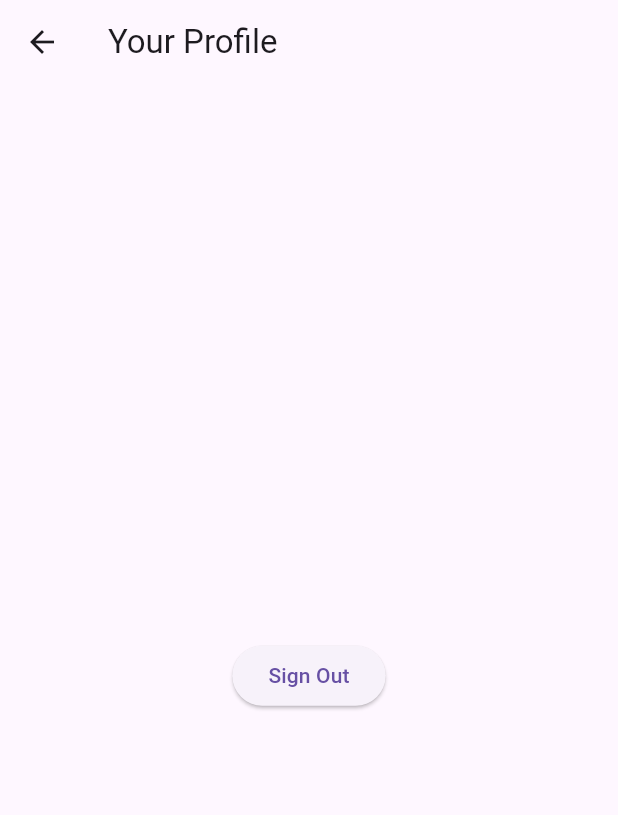
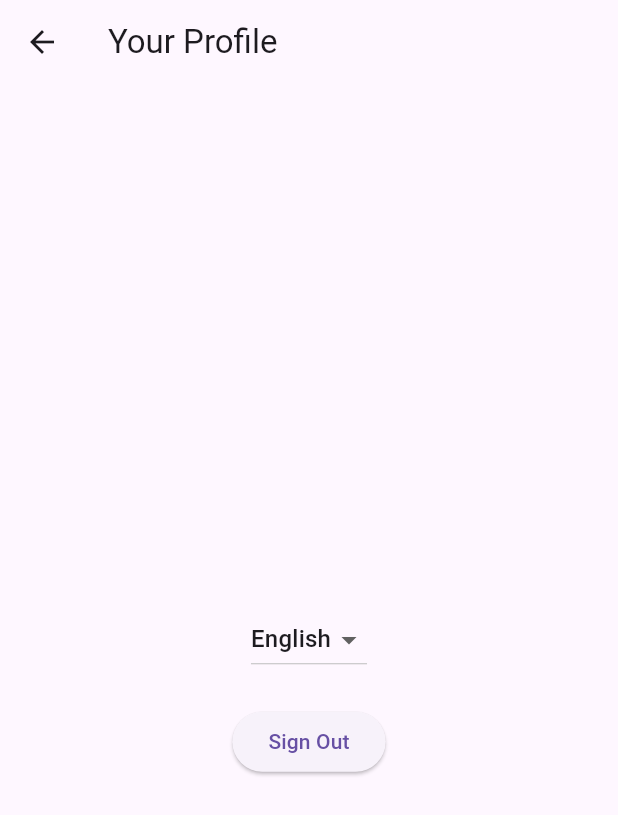
Before and after one commit to Szpori/chaos_thought_feast, a Flutter app: the screen it shows once a user with an empty profile is signed in, after a tap on "Profile", on a phone screen of 412 x 824 dp. Shown: the top 815 px of the screen. Run offline on Flutter 3.47's test engine with Material 3 defaults, Android fonts, the phone set to English and light mode, and no system bars; our stand-ins replace firebase_auth, firebase_core, firebase_database, get_it, google_sign_in, scrollable_positioned_list and 1 more; accounts and stored records are empty; network calls fail.

Commit message:
changing language somewhat works

```diff
--- a/lib/constants/strings.dart
+++ b/lib/constants/strings.dart
@@ -3,7 +3,28 @@ class AppStrings {
   static const findYourLikings = 'Find Your Likings';
   static const likingSpectrumJourney = 'Liking Spectrum Journey';
   static const anyfinCanHappen = 'Anyfin Can Happen';
+  static const profile = 'Profile';
 
-  static const profile = 'Profile';
-// ... Add other string constants here
+  static const chaosThoughtFeastPl = 'Chaotyczna Uczta Myśli';
+  static const findYourLikingsPl = 'Znajdź Swoje Upodobania';
+  static const likingSpectrumJourneyPl = 'Podróż przez Spektrum Upodobań';
+  static const anyfinCanHappenPl = 'Wszystko może się Zdarzyć';
+  static const profilePl = 'Profil';
+
+  static String getTranslatedString(String key, String language) {
+    switch (key) {
+      case 'chaosThoughtFeast':
+        return language == 'pl' ? chaosThoughtFeastPl : chaosThoughtFeast;
+      case 'findYourLikings':
+        return language == 'pl' ? findYourLikingsPl : findYourLikings;
+      case 'likingSpectrumJourney':
+        return language == 'pl' ? likingSpectrumJourneyPl : likingSpectrumJourney;
+      case 'anyfinCanHappen':
+        return language == 'pl' ? anyfinCanHappenPl : anyfinCanHappen;
+      case 'profile':
+        return language == 'pl' ? profilePl : profile;
+      default:
+        return key;
+    }
+  }
 }
--- a/lib/presentation/screens/profile_screen.dart
+++ b/lib/presentation/screens/profile_screen.dart
@@ -1,17 +1,46 @@
 import 'package:firebase_auth/firebase_auth.dart';
 import 'package:flutter/material.dart';
 import '../../services/fire_db_auth_service.dart';
+import '../../services/language_manager.dart';
+import '../../utils/StringUtils.dart';
 
-class ProfileScreen extends StatelessWidget {
+class ProfileScreen extends StatefulWidget {
   ProfileScreen({Key? key}) : super(key: key);
 
+  @override
+  _ProfileScreenState createState() => _ProfileScreenState();
+}
+
+class _ProfileScreenState extends State<ProfileScreen> {
   final User? user = AuthService().getCurrentUser();
+  String _selectedLanguage = 'English';
+
+  @override
+  void initState() {
+    super.initState();
+    _loadLanguage();
+  }
+
+  Future<void> _loadLanguage() async {
+    final languageCode = await LanguageManager.getLanguage();
+    setState(() {
+      _selectedLanguage = StringUtils.reverseLanguageMap[languageCode]!;
+    });
+  }
+
+  Future<void> _saveLanguage(String language) async {
+    await LanguageManager.setLanguage(StringUtils.languageMap[language]!);
+    setState(() {
+      _selectedLanguage = language;
+    });
+  }
 
   Future<void> signOut(BuildContext context) async {
     try {
       await AuthService().signOut();
       Navigator.of(context).pop();
     } catch (e) {
+      // Handle error
     }
   }
 
@@ -30,6 +59,23 @@ class ProfileScreen extends StatelessWidget {
     );
   }
 
+  Widget _languageSwitch() {
+    return DropdownButton<String>(
+      value: _selectedLanguage,
+      onChanged: (String? newValue) {
+        if (newValue != null) {
+          _saveLanguage(newValue);
+        }
+      },
+      items: <String>['English', 'Polish'].map<DropdownMenuItem<String>>((String value) {
+        return DropdownMenuItem<String>(
+          value: value,
+          child: Text(value),
+        );
+      }).toList(),
+    );
+  }
+
   @override
   Widget build(BuildContext context) {
     return Scaffold(
@@ -45,6 +91,9 @@ class ProfileScreen extends StatelessWidget {
           mainAxisAlignment: MainAxisAlignment.center,
           children: <Widget>[
             _userUid(),
+            const SizedBox(height: 20),
+            _languageSwitch(),
+            const SizedBox(height: 20),
             _signOutButton(context),
           ],
         ),
--- a/lib/presentation/widgets/main_menu_screen.dart
+++ b/lib/presentation/widgets/main_menu_screen.dart
@@ -1,10 +1,11 @@
 import 'package:flutter/material.dart';
-
+import 'package:shared_preferences/shared_preferences.dart';
 import '../../constants/asset_paths.dart';
 import '../../constants/strings.dart';
+import '../../services/language_manager.dart';
 
 @immutable
-class MainMenuScreen extends StatelessWidget {
+class MainMenuScreen extends StatefulWidget {
   final VoidCallback onFindLikingsClicked;
   final VoidCallback onLikingSpectrumJourneyClicked;
   final VoidCallback onAnyfinCanHappenClicked;
@@ -21,6 +22,26 @@ class MainMenuScreen extends StatelessWidget {
   }) : super(key: key);
 
   @override
+  _MainMenuScreenState createState() => _MainMenuScreenState();
+}
+
+class _MainMenuScreenState extends State<MainMenuScreen> {
+  String _language = LanguageManager.defaultLanguage;
+
+  @override
+  void initState() {
+    super.initState();
+    _loadLanguage();
+  }
+
+  Future<void> _loadLanguage() async {
+    final language = await LanguageManager.getLanguage();
+    setState(() {
+      _language = language;
+    });
+  }
+
+  @override
   Widget build(BuildContext context) {
     return Scaffold(
       body: Stack(
@@ -30,13 +51,13 @@ class MainMenuScreen extends StatelessWidget {
           ),
           Column(
             children: [
-              const Expanded(
+              Expanded(
                 flex: 2,
                 child: Align(
                   alignment: Alignment.center,
                   child: Text(
-                    AppStrings.chaosThoughtFeast,
-                    style: TextStyle(
+                    AppStrings.getTranslatedString('chaosThoughtFeast', _language),
+                    style: const TextStyle(
                       fontSize: 25.0,
                       fontWeight: FontWeight.bold,
                       color: Colors.white,
@@ -51,28 +72,28 @@ class MainMenuScreen extends StatelessWidget {
                   mainAxisSize: MainAxisSize.min,
                   children: <Widget>[
                     ElevatedButton(
-                      onPressed: onFindLikingsClicked,
-                      child: const Text(AppStrings.findYourLikings),
+                      onPressed: widget.onFindLikingsClicked,
+                      child: Text(AppStrings.getTranslatedString('findYourLikings', _language)),
                     ),
-                    SizedBox(height: 16),
+                    const SizedBox(height: 16),
                     ElevatedButton(
-                      onPressed: onLikingSpectrumJourneyClicked,
-                      child: const Text(AppStrings.likingSpectrumJourney),
+                      onPressed: widget.onLikingSpectrumJourneyClicked,
+                      child: Text(AppStrings.getTranslatedString('likingSpectrumJourney', _language)),
                     ),
-                    SizedBox(height: 16),
+                    const SizedBox(height: 16),
                     ElevatedButton(
-                      onPressed: onAnyfinCanHappenClicked,
-                      child: const Text(AppStrings.anyfinCanHappen),
+                      onPressed: widget.onAnyfinCanHappenClicked,
+                      child: Text(AppStrings.getTranslatedString('anyfinCanHappen', _language)),
                     ),
                   ],
                 ),
               ),
-              Spacer(flex: 2),
+              const Spacer(flex: 2),
               ElevatedButton(
-                onPressed: onProfileClicked, // Use the callback here
-                child: const Text(AppStrings.profile), // The text for your button
+                onPressed: widget.onProfileClicked,
+                child: Text(AppStrings.getTranslatedString('profile', _language)),
               ),
-              Spacer(flex: 1),
+              const Spacer(flex: 1),
             ],
           ),
         ],
--- /dev/null
+++ b/lib/services/language_manager.dart
@@ -0,0 +1,16 @@
+import 'package:shared_preferences/shared_preferences.dart';
+
+class LanguageManager {
+  static const String _languageKey = 'language';
+  static const String defaultLanguage = 'eng';
+
+  static Future<void> setLanguage(String language) async {
+    final prefs = await SharedPreferences.getInstance();
+    await prefs.setString(_languageKey, language);
+  }
+
+  static Future<String> getLanguage() async {
+    final prefs = await SharedPreferences.getInstance();
+    return prefs.getString(_languageKey) ?? defaultLanguage;
+  }
+}
--- a/lib/utils/StringUtils.dart
+++ b/lib/utils/StringUtils.dart
@@ -8,4 +8,14 @@ class StringUtils {
   static String underscoreToSpace(String title) {
     return title.replaceAll('_', ' ');
   }
+
+  static Map<String, String> languageMap = {
+    'English': 'eng',
+    'Polish': 'pl'
+  };
+
+  static Map<String, String> reverseLanguageMap = {
+    'eng': 'English',
+    'pl': 'Polish'
+  };
 }
--- a/pubspec.yaml
+++ b/pubspec.yaml
@@ -38,6 +38,7 @@ dependencies:
   html: ^0.15.0
   scrollable_positioned_list: ^0.3.8
   get_it: ^7.7.0
+  shared_preferences: ^2.2.3
 
   # The following adds the Cupertino Icons font to your application.
   # Use with the CupertinoIcons class for iOS style icons.
```
Also changed, not shown: pubspec.lock.
